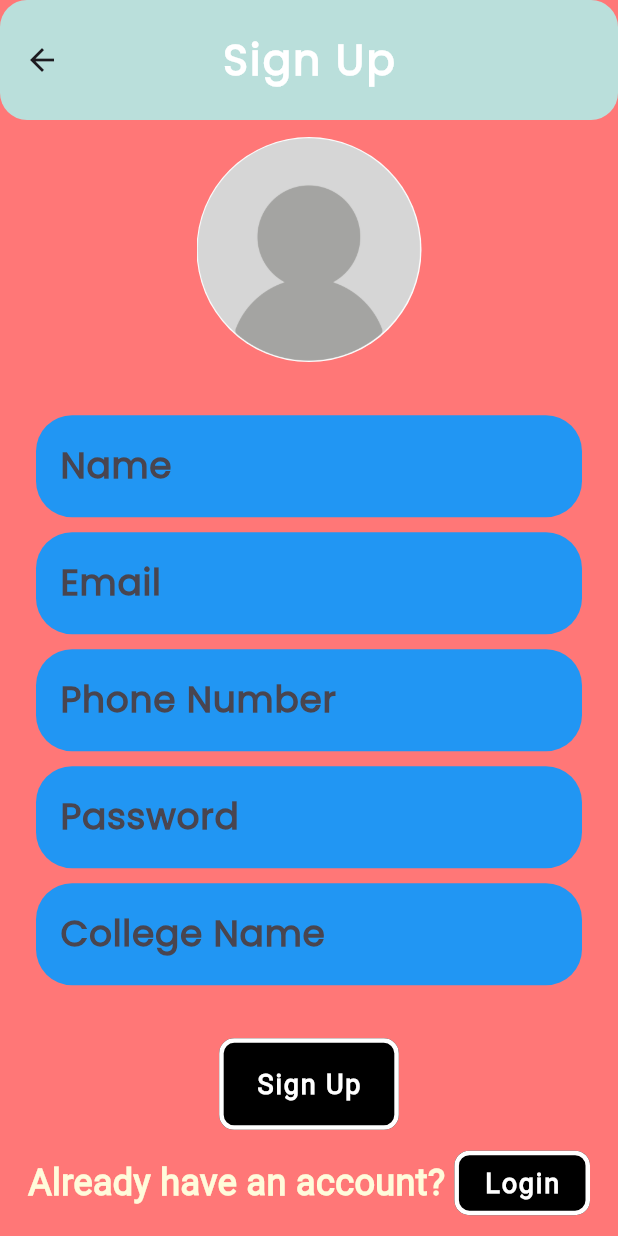
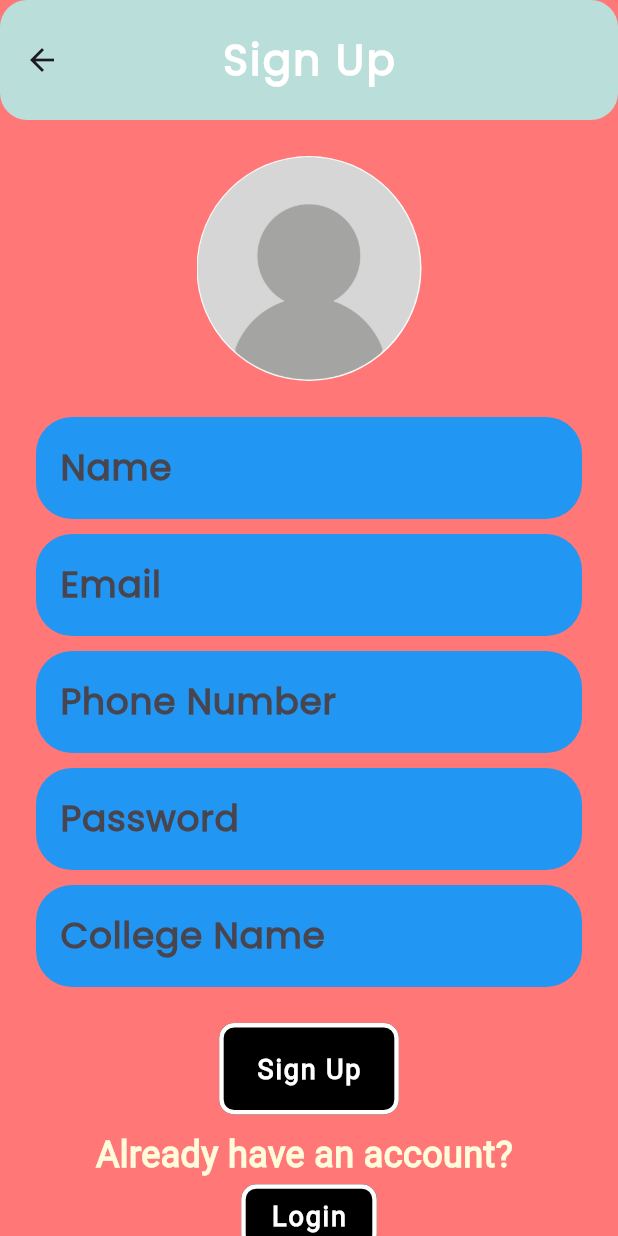
Before and after one commit to meetasati07/Campus_Complaint, a Flutter app: the SignupPage screen opened directly, on a phone screen of 412 x 824 dp. Run offline on Flutter 3.47's test engine with Material 3 defaults, Android fonts, the phone set to English and light mode, and no system bars.

Commit message:
Fixed the screen overflow issue

```diff
--- a/lib/pages/signup_page.dart
+++ b/lib/pages/signup_page.dart
@@ -25,6 +25,9 @@ class SignupPage extends StatelessWidget {
     return Scaffold(
       appBar: AppBar(title: Text('Sign Up')),
       body: Center(
+        child: SingleChildScrollView(
+          child: Padding(
+            padding: const EdgeInsets.symmetric(vertical: 24),
             child: Column(
               mainAxisAlignment: MainAxisAlignment.spaceEvenly,
               children: [
@@ -113,9 +116,7 @@ class SignupPage extends StatelessWidget {
                   ),
                   child: Text('Sign Up'),
                 ),
-            Row(
-              mainAxisAlignment: MainAxisAlignment.center,
-              children: [
+                SizedBox(height: 10),
                 Text(
                   'Already have an account? ',
                   style: TextStyle(
@@ -135,7 +136,7 @@ class SignupPage extends StatelessWidget {
                 ),
               ],
             ),
-          ],
+          ),
         ),
       ),
     );
```
Lines whose indentation alone changed are shown as unchanged.
